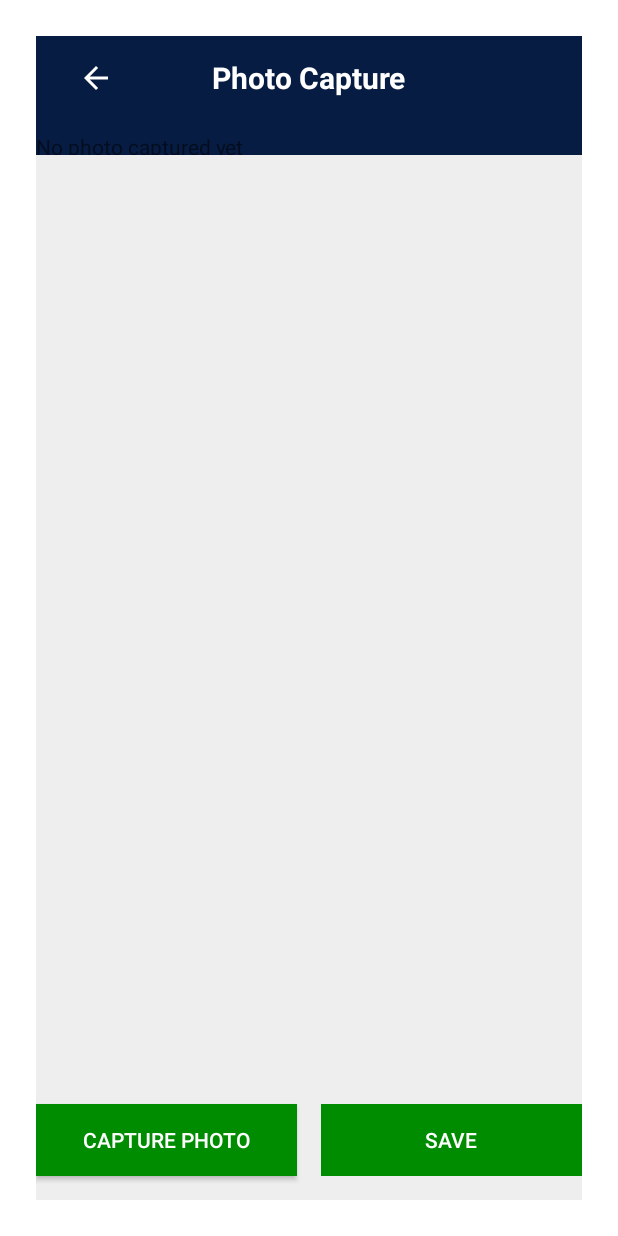
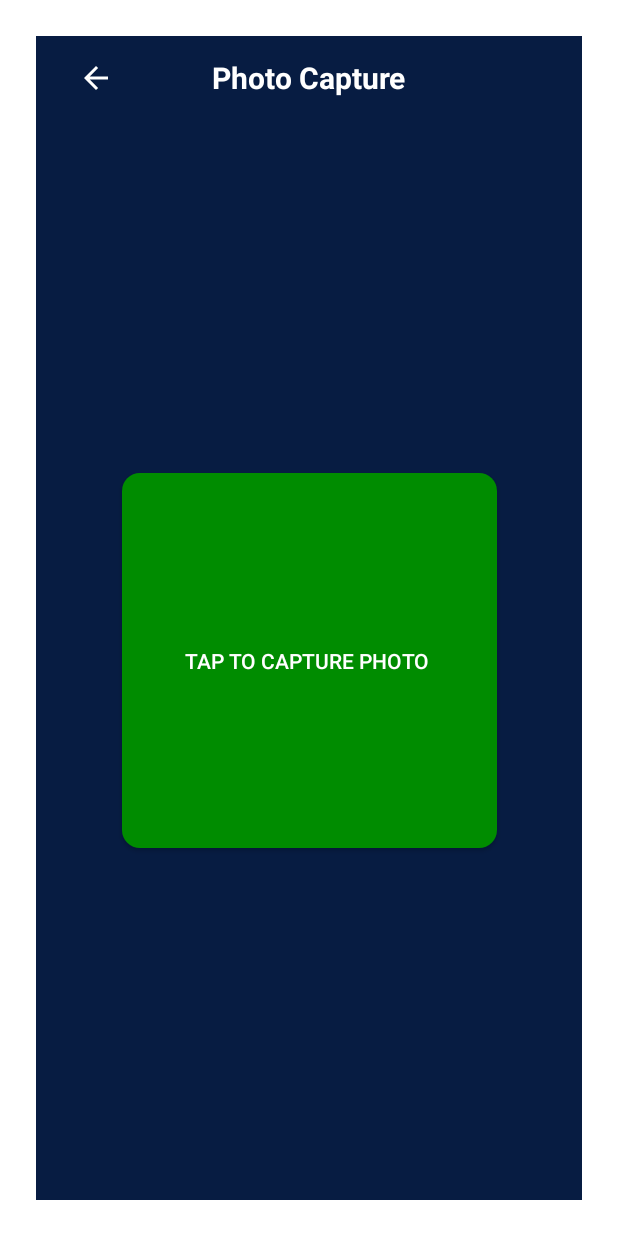
Before and after one commit to asandoval557/FieldSync_MVP, an Android app: the fragment PhotoCapture placed in its activity, on a phone screen of 412 x 824 dp. Run offline under Robolectric (Android 15) with nearby library versions, the phone set to English and light mode, and no system bars; our stand-ins replace Firebase (no records; nobody signed in at launch, a user with empty details on screens opened directly).

```diff
--- a/android-app/app/src/main/res/layout/fragment_photo_capture.xml
+++ b/android-app/app/src/main/res/layout/fragment_photo_capture.xml
@@ -8,10 +8,11 @@
 
     <androidx.constraintlayout.widget.ConstraintLayout
             android:id="@+id/main"
-            android:background="@color/fs_border"
             android:layout_width="match_parent"
-            android:layout_height="match_parent">
+            android:layout_height="match_parent"
+            android:background="@color/fs_background">
 
+        <!-- Toolbar -->
         <androidx.appcompat.widget.Toolbar
                 android:id="@+id/photo_capture_toolbar"
                 android:layout_width="0dp"
@@ -39,64 +40,26 @@
                     android:textColor="@color/fs_surface"
                     android:textSize="20sp"
                     android:textStyle="bold"
-                    android:layout_gravity="center" tools:layout_editor_absoluteY="14dp"
-                    tools:layout_editor_absoluteX="164dp"/>
+                    android:layout_gravity="center" />
         </androidx.appcompat.widget.Toolbar>
 
-        <TextView
-                android:id="@+id/photoStatusTv"
-                android:layout_width="0dp"
-                android:layout_height="wrap_content"
-                android:text="No photo captured yet"
+
+        <!-- Centered Primary Button -->
+        <Button
+                android:id="@+id/photo_capture_openCameraBtn"
+                android:layout_width="250dp"
+                android:layout_height="250dp"
+                android:text="Tap to Capture Photo "
+                android:textAllCaps="true"
+                android:textColor="@android:color/white"
+                android:background="@drawable/button_rounded"
+                android:layout_marginStart="32dp"
+                android:layout_marginEnd="32dp"
                 app:layout_constraintStart_toStartOf="parent"
                 app:layout_constraintEnd_toEndOf="parent"
-                app:layout_constraintTop_toTopOf="parent" android:layout_marginTop="64dp"
-                app:layout_constraintHorizontal_bias="0.0"/>
-        <ImageView
-                android:id="@+id/photoPreviewIv"
-                android:layout_width="407dp"
-                android:layout_height="813dp"
-                android:contentDescription="Photo Preview"
-                android:scaleType="centerCrop"
-                android:background="#EEEEEE"
-                android:layout_marginTop="20dp"
-                android:layout_marginBottom="16dp"
-                app:layout_constraintTop_toBottomOf="@id/photoStatusTv"
-                app:layout_constraintBottom_toTopOf="@+id/photo_capture_openCameraBtn"
-                app:layout_constraintStart_toStartOf="parent"
-                app:layout_constraintEnd_toEndOf="parent" app:layout_constraintHorizontal_bias="0.52"
-                app:layout_constraintVertical_bias="0.111" android:layout_marginStart="8dp"
-                android:layout_marginEnd="8dp"/>
-
-        <Button
-                android:id="@+id/photo_capture_openCameraBtn"
-                android:layout_width="0dp"
-                android:layout_height="wrap_content"
-                android:minHeight="48dp"
-                android:paddingTop="12dp"
-                android:paddingBottom="12dp"
-                android:text="Capture Photo"
-                android:layout_marginEnd="8dp"
-                style="@android:style/Widget.Material.Button.Toggle"
-                android:background="@color/purple_500"
                 app:layout_constraintBottom_toBottomOf="parent"
-                app:layout_constraintStart_toStartOf="parent"
-                app:layout_constraintEnd_toStartOf="@+id/photoSaveBtn" android:layout_marginBottom="16dp"/>
-        <Button
-                android:id="@+id/photoSaveBtn"
-                android:layout_width="0dp"
-                android:layout_height="wrap_content"
-                android:minHeight="48dp"
-                android:paddingTop="12dp"
-                android:paddingBottom="12dp"
-                android:text="Save"
-                android:enabled="false"
-                android:layout_marginStart="8dp"
-                style="@android:style/Widget.Material.Button.Toggle"
-                android:background="@color/purple_500"
-                app:layout_constraintBottom_toBottomOf="parent"
-                app:layout_constraintStart_toEndOf="@+id/photo_capture_openCameraBtn"
-                app:layout_constraintEnd_toEndOf="parent" android:layout_marginBottom="16dp"/>
+                app:layout_constraintTop_toBottomOf="@id/photo_capture_toolbar"
+                app:layout_constraintVertical_bias="0.5" />
 
     </androidx.constraintlayout.widget.ConstraintLayout>
 </FrameLayout>
```
Also changed, not shown: android-app/app/src/main/java/com/example/fieldsync/VisitNotes.kt (+16 -7 lines), android-app/app/src/main/res/layout/fragment_main_menu.xml (+68 -56 lines), android-app/app/src/main/res/layout/fragment_visit_notes.xml (+21 -18 lines), android-app/app/src/main/res/layout/item_visit_note.xml (+25 -15 lines).
